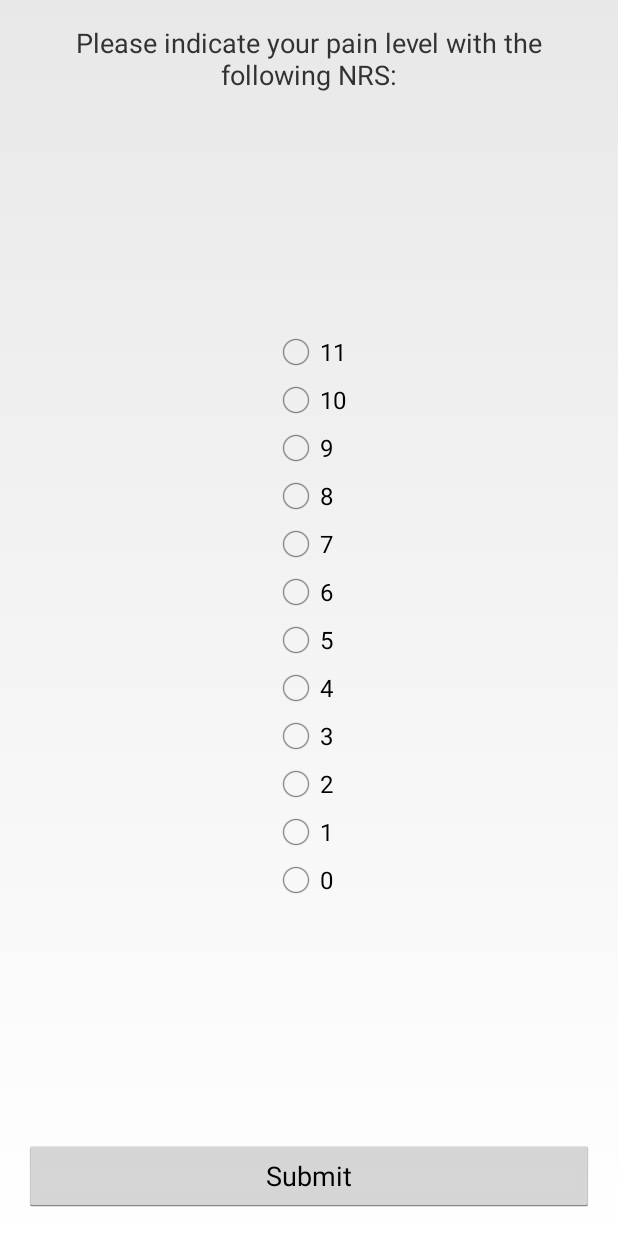
After one commit to philadams-zz/Meter, an Android app: the NRS screen opened directly, with no data from a screen before it, on a phone screen of 412 x 824 dp. The commit adds this screen. Run offline under Robolectric (Android 15) with nearby library versions, the phone set to English and light mode, and no system bars.

Commit message:
add basic NRS-11 meter

```diff
--- a/app/src/main/AndroidManifest.xml
+++ b/app/src/main/AndroidManifest.xml
@@ -19,13 +19,24 @@
 
     <activity
         android:name="edu.cornell.idl.meter.VAS"
-        android:label="@string/title_activity_vas"
+        android:label="@string/title_activity_default"
         android:theme="@style/MeterTheme">
       <intent-filter>
         <action android:name="android.intent.action.MAIN" />
         <category android:name="android.intent.category.DEFAULT" />
       </intent-filter>
     </activity>
+
+    <activity
+        android:name="edu.cornell.idl.meter.NRS"
+        android:label="@string/title_activity_default"
+        android:theme="@style/MeterTheme">
+      <intent-filter>
+        <action android:name="android.intent.action.MAIN" />
+        <category android:name="android.intent.category.DEFAULT" />
+      </intent-filter>
+    </activity>
+
   </application>
 
 </manifest>
--- a/app/src/main/java/edu/cornell/idl/meter/Meter.java
+++ b/app/src/main/java/edu/cornell/idl/meter/Meter.java
@@ -11,6 +11,7 @@ public class Meter extends Activity {
 
   static final String OHMAGE_SCORE = "score";
   static final int LAUNCH_VAS = 1;
+  static final int LAUNCH_NRS = 2;
 
   @Override
   protected void onCreate(Bundle savedInstanceState) {
@@ -35,6 +36,9 @@ public class Meter extends Activity {
     if (id == R.id.action_vas) {
       startActivityForResult(new Intent(this, VAS.class), Meter.LAUNCH_VAS);
     }
+    if (id == R.id.action_nrs) {
+      startActivityForResult(new Intent(this, NRS.class), Meter.LAUNCH_NRS);
+    }
     return super.onOptionsItemSelected(item);
   }
 
--- /dev/null
+++ b/app/src/main/java/edu/cornell/idl/meter/NRS.java
@@ -0,0 +1,37 @@
+package edu.cornell.idl.meter;
+
+import android.app.Activity;
+import android.content.Intent;
+import android.os.Bundle;
+import android.util.Log;
+import android.view.View;
+import android.widget.Button;
+import android.widget.RadioButton;
+import android.widget.RadioGroup;
+
+public class NRS extends Activity {
+
+  final static String TAG = "NRS";
+
+  @Override
+  protected void onCreate(Bundle savedInstanceState) {
+    super.onCreate(savedInstanceState);
+    setContentView(R.layout.activity_nrs);
+
+    Button submitButton = (Button) findViewById(R.id.nrs_button_submit);
+    submitButton.setOnClickListener(new View.OnClickListener() {
+      @Override public void onClick(View view) {
+        RadioGroup radioGroup = (RadioGroup) findViewById(R.id.nrs_radiogroup);
+        int selectedRadioButton = radioGroup.getCheckedRadioButtonId();
+        float reportedValue = Float.parseFloat(((RadioButton) findViewById(selectedRadioButton)).getText().toString());
+
+        Log.d(TAG, String.format("reported value: %.0f/11", reportedValue));
+        Intent result = new Intent();
+        result.putExtra(Meter.OHMAGE_SCORE, reportedValue);
+        setResult(RESULT_OK, result);
+        finish();
+      }
+    });
+  }
+
+}
--- /dev/null
+++ b/app/src/main/res/layout/activity_nrs.xml
@@ -0,0 +1,103 @@
+<LinearLayout xmlns:android="http://schemas.android.com/apk/res/android"
+    xmlns:tools="http://schemas.android.com/tools"
+    android:orientation="vertical"
+    android:layout_width="match_parent"
+    android:layout_height="match_parent"
+    android:paddingLeft="@dimen/activity_horizontal_margin"
+    android:paddingRight="@dimen/activity_horizontal_margin"
+    android:paddingTop="@dimen/activity_vertical_margin"
+    android:paddingBottom="@dimen/activity_vertical_margin"
+    tools:context="edu.cornell.idl.meter.NRS">
+
+  <TextView
+      android:id="@+id/nrs_directions"
+      android:layout_width="match_parent"
+      android:layout_height="wrap_content"
+      android:layout_gravity="top"
+      android:gravity="center_horizontal"
+      android:text="@string/nrs_prompt"/>
+
+  <RelativeLayout
+      android:layout_width="fill_parent"
+      android:layout_height="0dp"
+      android:layout_weight="1"
+      android:layout_gravity="center">
+
+    <RadioGroup
+        android:id="@+id/nrs_radiogroup"
+        android:layout_width="wrap_content"
+        android:layout_height="wrap_content"
+        android:orientation="vertical"
+        android:layout_centerInParent="true">
+      <RadioButton
+          android:id="@+id/nrs_11"
+          android:layout_width="wrap_content"
+          android:layout_height="wrap_content"
+          android:text="11"/>
+      <RadioButton
+          android:id="@+id/nrs_10"
+          android:layout_width="wrap_content"
+          android:layout_height="wrap_content"
+          android:text="10"/>
+      <RadioButton
+          android:id="@+id/nrs_9"
+          android:layout_width="wrap_content"
+          android:layout_height="wrap_content"
+          android:text="9"/>
+      <RadioButton
+          android:id="@+id/nrs_8"
+          android:layout_width="wrap_content"
+          android:layout_height="wrap_content"
+          android:text="8"/>
+      <RadioButton
+          android:id="@+id/nrs_7"
+          android:layout_width="wrap_content"
+          android:layout_height="wrap_content"
+          android:text="7"/>
+      <RadioButton
+          android:id="@+id/nrs_6"
+          android:layout_width="wrap_content"
+          android:layout_height="wrap_content"
+          android:text="6"/>
+      <RadioButton
+          android:id="@+id/nrs_5"
+          android:layout_width="wrap_content"
+          android:layout_height="wrap_content"
+          android:text="5"/>
+      <RadioButton
+          android:id="@+id/nrs_4"
+          android:layout_width="wrap_content"
+          android:layout_height="wrap_content"
+          android:text="4"/>
+      <RadioButton
+          android:id="@+id/nrs_3"
+          android:layout_width="wrap_content"
+          android:layout_height="wrap_content"
+          android:text="3"/>
+      <RadioButton
+          android:id="@+id/nrs_2"
+          android:layout_width="wrap_content"
+          android:layout_height="wrap_content"
+          android:text="2"/>
+      <RadioButton
+          android:id="@+id/nrs_1"
+          android:layout_width="wrap_content"
+          android:layout_height="wrap_content"
+          android:text="1"/>
+      <RadioButton
+          android:id="@+id/nrs_0"
+          android:layout_width="wrap_content"
+          android:layout_height="wrap_content"
+          android:text="0"/>
+    </RadioGroup>
+
+  </RelativeLayout>
+
+  <Button
+      android:id="@+id/nrs_button_submit"
+      android:text="@string/button_submit_response"
+      android:layout_width="match_parent"
+      android:layout_height="wrap_content"
+      android:layout_gravity="center"/>
+
+</LinearLayout>
--- a/app/src/main/res/menu/meter.xml
+++ b/app/src/main/res/menu/meter.xml
@@ -5,4 +5,8 @@
         android:title="@string/action_vas"
         android:orderInCategory="100"
         android:showAsAction="never" />
+  <item android:id="@+id/action_nrs"
+      android:title="@string/action_nrs"
+      android:orderInCategory="100"
+      android:showAsAction="never" />
 </menu>
--- a/app/src/main/res/values/strings.xml
+++ b/app/src/main/res/values/strings.xml
@@ -5,6 +5,7 @@
 
   <string name="meter_intro">This is the Meter.app intro</string>
   <string name="action_vas">VAS</string>
+  <string name="action_nrs">NRS</string>
 
   <string name="button_submit_response">Submit</string>
 
@@ -12,7 +13,9 @@
   <string name="vas_anchor_low">No pain at all</string>
   <string name="vas_anchor_high">Worst pain imaginable</string>
 
-  <string name="title_activity_vas">VAS</string>
+  <string name="nrs_prompt">Please indicate your pain level with the following NRS:</string>
+
+  <string name="title_activity_default">Meter meter</string>
   <string name="hello_world">Hello world!</string>
   <string name="title_activity_meter">Meter</string>
 
```
